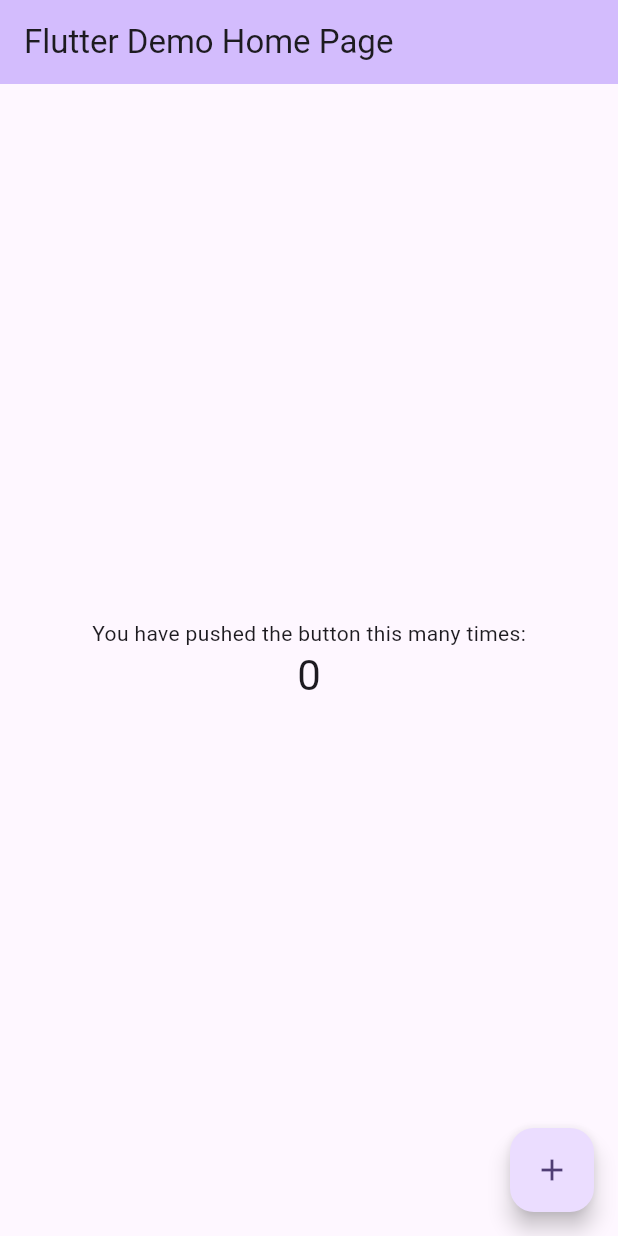
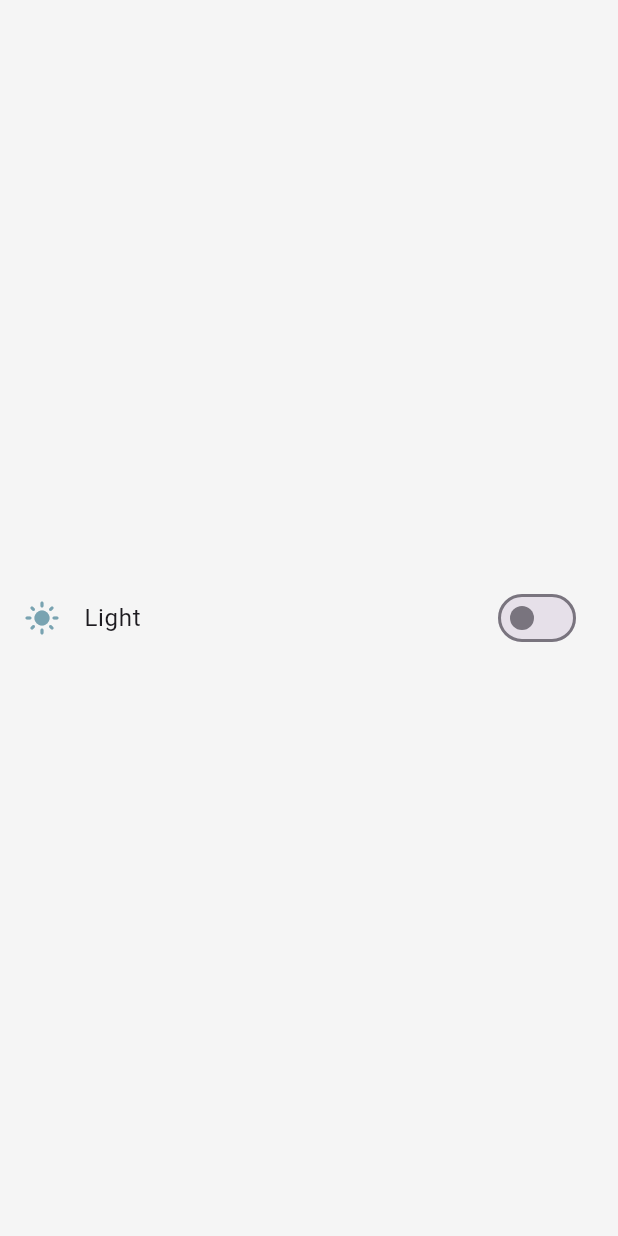
Before and after one commit to Alexix505/News-App, a Flutter app: the screen it shows after launch, on a phone screen of 412 x 824 dp. Run offline on Flutter 3.47's test engine with Material 3 defaults, Android fonts, the phone set to English and light mode, and no system bars; our stand-ins replace flutter_iconly, shared_preferences; missing offline and left inert: shared_preferences_web.

Commit message:
kick off

```diff
--- /dev/null
+++ b/devtools_options.yaml
@@ -0,0 +1 @@
+extensions:
--- /dev/null
+++ b/lib/consts/global_colors.dart
@@ -0,0 +1,13 @@
+import 'package:flutter/material.dart';
+
+  //Light theme
+   Color lightScaffoldColor = const Color(0xFFF5F5F5);
+   Color lightCardColor = const Color(0xFFFfFFFf); //F0FFFF
+   Color lightBackgroundColor = const Color(0xFFD0E8F2);
+   Color lightIconsColor = const Color(0xFF79A3B1);
+  //  Color lightTextColor = const Color(0xff324558);
+  //Dark theme
+   Color darkScaffoldColor = const Color(0xFF1A1A2E);
+   Color darkCardColor = const Color(0xFF001429);
+   Color darkBackgroundColor = const Color(0xFF0F3460);
+   Color darkIconsColor = const Color(0xFFE94560);
--- /dev/null
+++ b/lib/consts/theme_data.dart
@@ -0,0 +1,30 @@
+import 'package:flutter/material.dart';
+import 'global_colors.dart';
+
+class Styles {
+  static ThemeData themeData(bool isDarkTheme, BuildContext context) {
+    return ThemeData(
+      scaffoldBackgroundColor:
+          isDarkTheme ? darkScaffoldColor : lightScaffoldColor,
+      primaryColor: isDarkTheme ? darkCardColor : lightCardColor,
+      backgroundColor: isDarkTheme ? darkBackgroundColor : lightBackgroundColor,
+      hintColor: isDarkTheme ? Colors.grey.shade400 : Colors.grey.shade700,
+      textSelectionTheme: TextSelectionThemeData(
+        cursorColor: isDarkTheme ? Colors.white : Colors.black,
+        selectionColor: Colors.blue,
+
+        // selectionHandleColor: Colors.blue,
+      ),
+      textTheme: Theme.of(context).textTheme.apply(
+            bodyColor: isDarkTheme ? Colors.white : Colors.black,
+            displayColor: isDarkTheme ? Colors.white : Colors.black,
+          ),
+      cardColor: isDarkTheme ? darkCardColor : lightCardColor,
+      brightness: isDarkTheme ? Brightness.dark : Brightness.light,
+      colorScheme: ThemeData().colorScheme.copyWith(
+            secondary: isDarkTheme ? darkIconsColor : lightIconsColor,
+            brightness: isDarkTheme ? Brightness.dark : Brightness.light,
+          ),
+    );
+  }
+}
--- /dev/null
+++ b/lib/generated_plugin_registrant.dart
@@ -0,0 +1,17 @@
+//
+// Generated file. Do not edit.
+//
+
+// ignore_for_file: directives_ordering
+// ignore_for_file: lines_longer_than_80_chars
+// ignore_for_file: depend_on_referenced_packages
+
+import 'package:shared_preferences_web/shared_preferences_web.dart';
+
+import 'package:flutter_web_plugins/flutter_web_plugins.dart';
+
+// ignore: public_member_api_docs
+void registerPlugins(Registrar registrar) {
+  SharedPreferencesPlugin.registerWith(registrar);
+  registrar.registerMessageHandler();
+}
--- a/lib/main.dart
+++ b/lib/main.dart
@@ -1,125 +1,63 @@
+//Packages
 import 'package:flutter/material.dart';
+import 'package:provider/provider.dart';
+
+//Screens
+import 'screens/home_screen.dart';
+
+//Consts
+import 'consts/theme_data.dart';
+
+//Providers
+import 'providers/theme_provider.dart';
 
 void main() {
   runApp(const MyApp());
 }
 
-class MyApp extends StatelessWidget {
-  const MyApp({super.key});
+class MyApp extends StatefulWidget {
+  const MyApp({Key? key}) : super(key: key);
 
-  // This widget is the root of your application.
   @override
-  Widget build(BuildContext context) {
-    return MaterialApp(
-      title: 'Flutter Demo',
-      theme: ThemeData(
-        // This is the theme of your application.
-        //
-        // TRY THIS: Try running your application with "flutter run". You'll see
-        // the application has a purple toolbar. Then, without quitting the app,
-        // try changing the seedColor in the colorScheme below to Colors.green
-        // and then invoke "hot reload" (save your changes or press the "hot
-        // reload" button in a Flutter-supported IDE, or press "r" if you used
-        // the command line to start the app).
-        //
-        // Notice that the counter didn't reset back to zero; the application
-        // state is not lost during the reload. To reset the state, use hot
-        // restart instead.
-        //
-        // This works for code too, not just values: Most code changes can be
-        // tested with just a hot reload.
-        colorScheme: ColorScheme.fromSeed(seedColor: Colors.deepPurple),
-        useMaterial3: true,
-      ),
-      home: const MyHomePage(title: 'Flutter Demo Home Page'),
-    );
-  }
+  State<MyApp> createState() => _MyAppState();
 }
 
-class MyHomePage extends StatefulWidget {
-  const MyHomePage({super.key, required this.title});
-
-  // This widget is the home page of your application. It is stateful, meaning
-  // that it has a State object (defined below) that contains fields that affect
-  // how it looks.
-
-  // This class is the configuration for the state. It holds the values (in this
-  // case the title) provided by the parent (in this case the App widget) and
-  // used by the build method of the State. Fields in a Widget subclass are
-  // always marked "final".
-
-  final String title;
+class _MyAppState extends State<MyApp> {
+  //Need it to access the theme Provider
+  ThemeProvider themeChangeProvider = ThemeProvider();
 
   @override
-  State<MyHomePage> createState() => _MyHomePageState();
-}
+  void initState() {
+    getCurrentAppTheme();
+    super.initState();
+  }
 
-class _MyHomePageState extends State<MyHomePage> {
-  int _counter = 0;
-
-  void _incrementCounter() {
-    setState(() {
-      // This call to setState tells the Flutter framework that something has
-      // changed in this State, which causes it to rerun the build method below
-      // so that the display can reflect the updated values. If we changed
-      // _counter without calling setState(), then the build method would not be
-      // called again, and so nothing would appear to happen.
-      _counter++;
-    });
+  //Fetch the current theme
+  void getCurrentAppTheme() async {
+    themeChangeProvider.setDarkTheme =
+        await themeChangeProvider.darkThemePreferences.getTheme();
   }
 
   @override
   Widget build(BuildContext context) {
-    // This method is rerun every time setState is called, for instance as done
-    // by the _incrementCounter method above.
-    //
-    // The Flutter framework has been optimized to make rerunning build methods
-    // fast, so that you can just rebuild anything that needs updating rather
-    // than having to individually change instances of widgets.
-    return Scaffold(
-      appBar: AppBar(
-        // TRY THIS: Try changing the color here to a specific color (to
-        // Colors.amber, perhaps?) and trigger a hot reload to see the AppBar
-        // change color while the other colors stay the same.
-        backgroundColor: Theme.of(context).colorScheme.inversePrimary,
-        // Here we take the value from the MyHomePage object that was created by
-        // the App.build method, and use it to set our appbar title.
-        title: Text(widget.title),
-      ),
-      body: Center(
-        // Center is a layout widget. It takes a single child and positions it
-        // in the middle of the parent.
-        child: Column(
-          // Column is also a layout widget. It takes a list of children and
-          // arranges them vertically. By default, it sizes itself to fit its
-          // children horizontally, and tries to be as tall as its parent.
-          //
-          // Column has various properties to control how it sizes itself and
-          // how it positions its children. Here we use mainAxisAlignment to
-          // center the children vertically; the main axis here is the vertical
-          // axis because Columns are vertical (the cross axis would be
-          // horizontal).
-          //
-          // TRY THIS: Invoke "debug painting" (choose the "Toggle Debug Paint"
-          // action in the IDE, or press "p" in the console), to see the
-          // wireframe for each widget.
-          mainAxisAlignment: MainAxisAlignment.center,
-          children: <Widget>[
-            const Text(
-              'You have pushed the button this many times:',
-            ),
-            Text(
-              '$_counter',
-              style: Theme.of(context).textTheme.headlineMedium,
-            ),
-          ],
-        ),
-      ),
-      floatingActionButton: FloatingActionButton(
-        onPressed: _incrementCounter,
-        tooltip: 'Increment',
-        child: const Icon(Icons.add),
-      ), // This trailing comma makes auto-formatting nicer for build methods.
+    return MultiProvider(
+      providers: [
+        ChangeNotifierProvider(create: (_) {
+          //Notify about theme changes
+          return themeChangeProvider;
+        }),
+      ],
+      child:
+          //Notify about theme changes
+          Consumer<ThemeProvider>(builder: (context, themeChangeProvider, ch) {
+        return MaterialApp(
+          debugShowCheckedModeBanner: false,
+          title: 'Blog',
+          theme: Styles.themeData(themeChangeProvider.getDarkTheme, context),
+          home: const HomeScreen(),
+          routes: {},
+        );
+      }),
     );
   }
 }
--- /dev/null
+++ b/lib/providers/theme_provider.dart
@@ -0,0 +1,16 @@
+
+import 'package:flutter/material.dart';
+
+import '../services/dark_theme_preferences.dart';
+
+class ThemeProvider with ChangeNotifier {
+  ThemePreferences darkThemePreferences = ThemePreferences();
+  bool _darkTheme = false;
+  bool get getDarkTheme => _darkTheme;
+
+  set setDarkTheme(bool value) {
+    _darkTheme = value;
+    darkThemePreferences.setDarkTheme(value);
+    notifyListeners();
+  }
+}
--- /dev/null
+++ b/lib/screens/home_screen.dart
@@ -0,0 +1,39 @@
+import 'package:flutter/material.dart';
+import 'package:flutter/src/foundation/key.dart';
+import 'package:flutter/src/widgets/framework.dart';
+import 'package:flutter_iconly/flutter_iconly.dart';
+import 'package:provider/provider.dart';
+
+import '../providers/theme_provider.dart';
+
+class HomeScreen extends StatefulWidget {
+  const HomeScreen({Key? key}) : super(key: key);
+
+  @override
+  State<HomeScreen> createState() => _HomeScreenState();
+}
+
+class _HomeScreenState extends State<HomeScreen> {
+  @override
+  Widget build(BuildContext context) {
+    final themeProvider = Provider.of<ThemeProvider>(context);
+    return Scaffold(
+      body: Center(
+        child: SwitchListTile(
+            title: Text(
+              themeProvider.getDarkTheme ? 'Dark' : 'Light',
+            ),
+            secondary: Icon(
+              themeProvider.getDarkTheme ? Icons.dark_mode : Icons.light_mode,
+              color: Theme.of(context).colorScheme.secondary,
+            ),
+            value: themeProvider.getDarkTheme,
+            onChanged: (bool value) {
+              setState(() {
+                themeProvider.setDarkTheme = value;
+              });
+            }),
+      ),
+    );
+  }
+}
--- /dev/null
+++ b/lib/services/dark_theme_preferences.dart
@@ -0,0 +1,18 @@
+import 'package:shared_preferences/shared_preferences.dart';
+
+class ThemePreferences {
+  static const THEME_STATUS = "THEMESTATUS";
+
+  setDarkTheme(bool value) async {
+    SharedPreferences prefs = await SharedPreferences.getInstance();
+    prefs.setBool(THEME_STATUS, value);
+  }
+
+  Future<bool> getTheme() async {
+    SharedPreferences prefs = await SharedPreferences.getInstance();
+    return prefs.getBool(
+          THEME_STATUS,
+        ) ??
+        false;
+  }
+}
```
Also changed, not shown: pubspec.yaml (+5 -3 lines), assets/images/bookmark.png (added), assets/images/empty_image.png (added), assets/images/newspaper.png (added), assets/images/no_news.png (added), assets/images/search.png (added), pubspec.lock, 1 other file.
